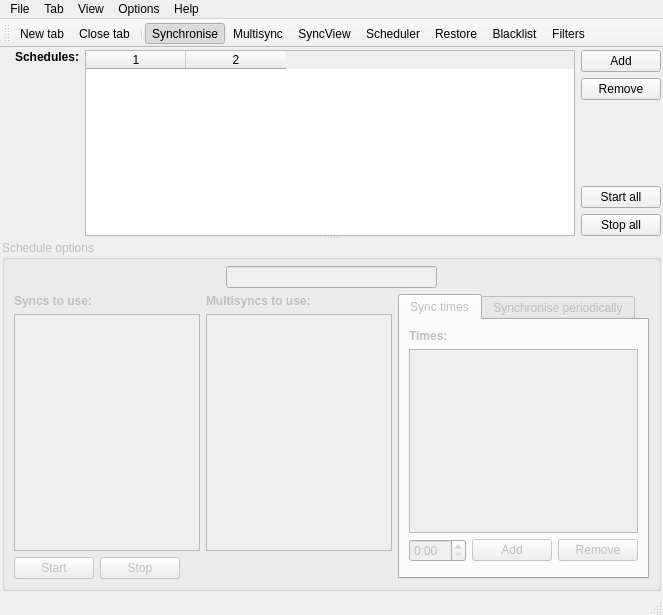
Old version of the form main_window.ui in the repository henrik-w/Synkron.
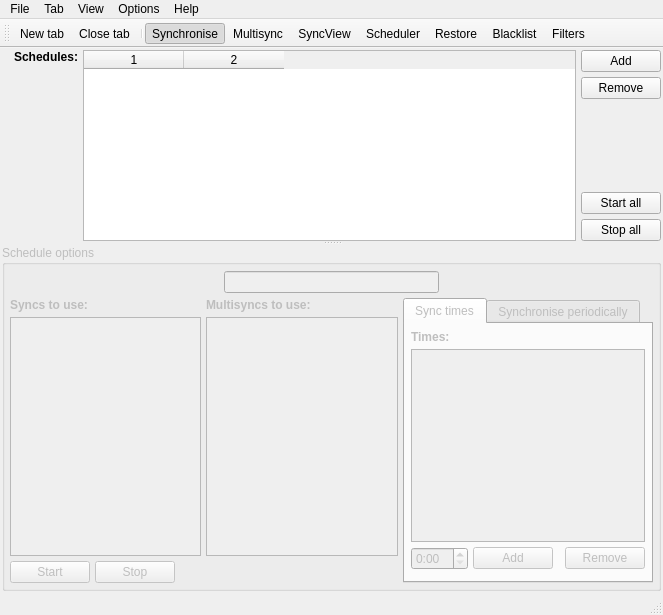
New version of the form. The open tabs and pages were chosen to show the change. Icons and pictures are not drawn. Custom widgets are drawn as their Qt base class.

```diff
--- a/main_window.ui
+++ b/main_window.ui
@@ -588,6 +588,9 @@
            <layout class="QVBoxLayout">
             <item>
              <layout class="QHBoxLayout" name="horizontalLayout_2">
+              <property name="spacing">
+               <number>5</number>
+              </property>
               <item>
                <layout class="QVBoxLayout" name="verticalLayout_3">
                 <item>
@@ -646,6 +649,9 @@
               </item>
               <item>
                <layout class="QVBoxLayout" name="verticalLayout_2">
+                <property name="spacing">
+                 <number>5</number>
+                </property>
                 <item>
                  <widget class="QPushButton" name="add_schedule">
                   <property name="statusTip">
@@ -721,9 +727,21 @@
             <string>Schedule options</string>
            </property>
            <layout class="QGridLayout">
+            <property name="leftMargin">
+             <number>5</number>
+            </property>
             <property name="topMargin">
              <number>6</number>
             </property>
+            <property name="rightMargin">
+             <number>5</number>
+            </property>
+            <property name="bottomMargin">
+             <number>5</number>
+            </property>
+            <property name="spacing">
+             <number>5</number>
+            </property>
             <item row="0" column="0">
              <layout class="QGridLayout">
               <item row="0" column="1">
@@ -763,6 +781,9 @@
             </item>
             <item row="1" column="0">
              <layout class="QHBoxLayout">
+              <property name="spacing">
+               <number>5</number>
+              </property>
               <item>
                <layout class="QVBoxLayout">
                 <item>
@@ -846,6 +867,12 @@
                   <string>Sync times</string>
                  </attribute>
                  <layout class="QVBoxLayout">
+                  <property name="spacing">
+                   <number>5</number>
+                  </property>
+                  <property name="margin">
+                   <number>6</number>
+                  </property>
                   <item>
                    <widget class="QLabel" name="label_15">
                     <property name="text">
```
Left out of the diff: 2 changed lines with no effect on the pictures.
